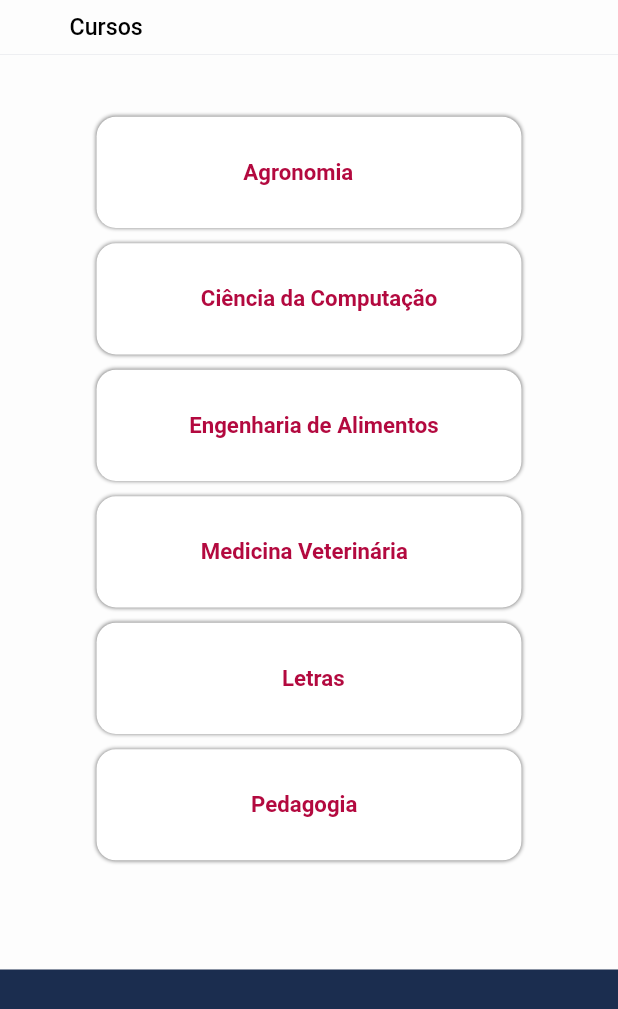
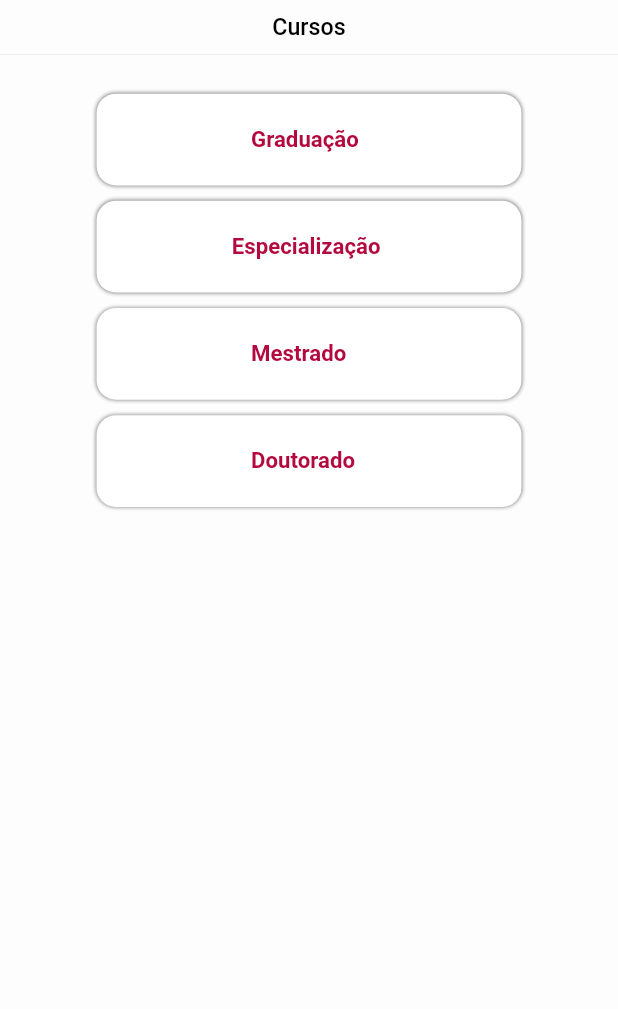
Before and after one commit to lmtsufape/appufape-v2, a Flutter app: the CursosPage screen opened by its route, on a phone screen of 412 x 824 dp. Shown: the top 1009 px of the screen. Run offline on Flutter 3.47's test engine with Material 2 defaults, Android fonts, the phone set to English and light mode, and no system bars; our stand-ins replace device_preview, dio, google_fonts, responsive_framework; missing offline and left inert: qr_code_scanner; Roboto replaces fonts that are missing (Ubuntu).

Commit message:
Cursos page adicionada

```diff
--- a/lib/screens/pages/cursos/cursos_page.dart
+++ b/lib/screens/pages/cursos/cursos_page.dart
@@ -2,6 +2,7 @@ import 'package:flutter/material.dart';
 import 'package:thunderapp/components/utils/horizontal_spacer_box.dart';
 import 'package:thunderapp/components/utils/vertical_spacer_box.dart';
 import 'package:thunderapp/screens/home/home_screen_controller.dart';
+import 'package:thunderapp/screens/screens_index.dart';
 import 'package:thunderapp/shared/constants/app_enums.dart';
 import 'package:thunderapp/shared/constants/style_constants.dart';
 import 'package:provider/provider.dart';
@@ -23,18 +24,18 @@ class _CursosPageState extends State<CursosPage> {
         builder: ((context, controller, child) => Scaffold(
               appBar: AppBar(
                 title: const Text('Cursos', style: kTitle2),
+                centerTitle: true,
                 toolbarOpacity: 0,
-                backgroundColor:kOnSurfaceColor ,
+                backgroundColor: kOnSurfaceColor,
+                automaticallyImplyLeading: true,
               ),
               body: Container(
                 color: kOnSurfaceColor,
                 width: size.width,
                 padding: const EdgeInsets.all(17),
-                child: SingleChildScrollView(
                 child: Column(
                   // ignore: prefer_const_literals_to_create_immutables
                   children: [
-                      const VerticalSpacerBox(size: SpacerSize.large),
                     const VerticalSpacerBox(size: SpacerSize.large),
                     InkWell(
                       child: Row(
@@ -42,224 +43,7 @@ class _CursosPageState extends State<CursosPage> {
                         children: [
                           Container(
                             width: 440,
-                              height: 115,
-                              decoration: BoxDecoration(
-                                color: kBack3,
-                                borderRadius:
-                                    const BorderRadius.all(Radius.circular(20)),
-                                boxShadow: [
-                                  BoxShadow(
-                                    color: kText2.withOpacity(0.5),
-                                    spreadRadius: 0,
-                                    blurRadius: 3,
-                                    offset: const Offset(
-                                        0, 0), // changes position of shadow
-                                  ),
-                                ],
-                              ),
-                              child: Row(
-                                children: const [
-                                  HorizontalSpacerBox(size: SpacerSize.huge),
-                                  HorizontalSpacerBox(size: SpacerSize.huge),
-                                  HorizontalSpacerBox(size: SpacerSize.huge),
-                                  HorizontalSpacerBox(size: SpacerSize.huge),
-                                  HorizontalSpacerBox(size: SpacerSize.large),
-                                  Text(
-                                    'Agronomia',
-                                    style: TextStyle(
-                                        color: kBack1,
-                                        fontSize: 23,
-                                        fontWeight: FontWeight.w700),
-                                    textAlign: TextAlign.center,
-                                  ),
-                                ],
-                              ),
-                            ),
-                          ],
-                        ),
-                        onTap: () {},
-                      ),
-                      const VerticalSpacerBox(size: SpacerSize.medium),
-                      InkWell(
-                        child: Row(
-                          mainAxisAlignment: MainAxisAlignment.center,
-                          children: [
-                            Container(
-                              width: 440,
-                              height: 115,
-                              decoration: BoxDecoration(
-                                color: kBack3,
-                                borderRadius:
-                                    const BorderRadius.all(Radius.circular(20)),
-                                boxShadow: [
-                                  BoxShadow(
-                                    color: kText2.withOpacity(0.5),
-                                    spreadRadius: 0,
-                                    blurRadius: 3,
-                                    offset: const Offset(
-                                        0, 0), // changes position of shadow
-                                  ),
-                                ],
-                              ),
-                              child: Row(
-                                children: const [
-                                  HorizontalSpacerBox(size: SpacerSize.huge),
-                                  HorizontalSpacerBox(size: SpacerSize.huge),
-                                  HorizontalSpacerBox(size: SpacerSize.huge),
-                                  HorizontalSpacerBox(size: SpacerSize.small),
-                                  Text(
-                                    'Ciência da Computação',
-                                    style: TextStyle(
-                                        color: kBack1,
-                                        fontSize: 23,
-                                        fontWeight: FontWeight.w700),
-                                    textAlign: TextAlign.center,
-                                  ),
-                                ],
-                              ),
-                            ),
-                          ],
-                        ),
-                        onTap: () {},
-                      ),
-                      const VerticalSpacerBox(size: SpacerSize.medium),
-                      InkWell(
-                        child: Row(
-                          mainAxisAlignment: MainAxisAlignment.center,
-                          children: [
-                            Container(
-                              width: 440,
-                              height: 115,
-                              decoration: BoxDecoration(
-                                color: kBack3,
-                                borderRadius:
-                                    const BorderRadius.all(Radius.circular(20)),
-                                boxShadow: [
-                                  BoxShadow(
-                                    color: kText2.withOpacity(0.5),
-                                    spreadRadius: 0,
-                                    blurRadius: 3,
-                                    offset: const Offset(
-                                        0, 0), // changes position of shadow
-                                  ),
-                                ],
-                              ),
-                              child: Row(
-                                children: const [
-                                  HorizontalSpacerBox(size: SpacerSize.huge),
-                                  HorizontalSpacerBox(size: SpacerSize.huge),
-                                  HorizontalSpacerBox(size: SpacerSize.huge),
-                                  Text(
-                                    'Engenharia de Alimentos',
-                                    style: TextStyle(
-                                        color: kBack1,
-                                        fontSize: 23,
-                                        fontWeight: FontWeight.w700),
-                                    textAlign: TextAlign.center,
-                                  ),
-                                ],
-                              ),
-                            ),
-                          ],
-                        ),
-                        onTap: () {},
-                      ),
-                      const VerticalSpacerBox(size: SpacerSize.medium),
-                      InkWell(
-                        child: Row(
-                          mainAxisAlignment: MainAxisAlignment.center,
-                          children: [
-                            Container(
-                              width: 440,
-                              height: 115,
-                              decoration: BoxDecoration(
-                                color: kBack3,
-                                borderRadius:
-                                    const BorderRadius.all(Radius.circular(20)),
-                                boxShadow: [
-                                  BoxShadow(
-                                    color: kText2.withOpacity(0.5),
-                                    spreadRadius: 0,
-                                    blurRadius: 3,
-                                    offset: const Offset(
-                                        0, 0), // changes position of shadow
-                                  ),
-                                ],
-                              ),
-                              child: Row(
-                                children: const [
-                                  HorizontalSpacerBox(size: SpacerSize.huge),
-                                  HorizontalSpacerBox(size: SpacerSize.huge),
-                                  HorizontalSpacerBox(size: SpacerSize.huge),
-                                  HorizontalSpacerBox(size: SpacerSize.small),
-                                  Text(
-                                    'Medicina Veterinária',
-                                    style: TextStyle(
-                                        color: kBack1,
-                                        fontSize: 23,
-                                        fontWeight: FontWeight.w700),
-                                    textAlign: TextAlign.center,
-                                  ),
-                                ],
-                              ),
-                            ),
-                          ],
-                        ),
-                        onTap: () {},
-                      ),
-                      const VerticalSpacerBox(size: SpacerSize.medium),
-                      InkWell(
-                        child: Row(
-                          mainAxisAlignment: MainAxisAlignment.center,
-                          children: [
-                            Container(
-                              width: 440,
-                              height: 115,
-                              decoration: BoxDecoration(
-                                color: kBack3,
-                                borderRadius:
-                                    const BorderRadius.all(Radius.circular(20)),
-                                boxShadow: [
-                                  BoxShadow(
-                                    color: kText2.withOpacity(0.5),
-                                    spreadRadius: 0,
-                                    blurRadius: 3,
-                                    offset: const Offset(
-                                        0, 0), // changes position of shadow
-                                  ),
-                                ],
-                              ),
-                              child: Row(
-                                children: const [
-                                  HorizontalSpacerBox(size: SpacerSize.huge),
-                                  HorizontalSpacerBox(size: SpacerSize.huge),
-                                  HorizontalSpacerBox(size: SpacerSize.huge),
-                                  HorizontalSpacerBox(size: SpacerSize.huge),
-                                  HorizontalSpacerBox(size: SpacerSize.huge),
-                                  HorizontalSpacerBox(size: SpacerSize.huge),
-                                  Text(
-                                    'Letras',
-                                    style: TextStyle(
-                                        color: kBack1,
-                                        fontSize: 23,
-                                        fontWeight: FontWeight.w700),
-                                    textAlign: TextAlign.center,
-                                  ),
-                                ],
-                              ),
-                            ),
-                          ],
-                        ),
-                        onTap: () {},
-                      ),
-                      const VerticalSpacerBox(size: SpacerSize.medium),
-                      InkWell(
-                        child: Row(
-                          mainAxisAlignment: MainAxisAlignment.center,
-                          children: [
-                            Container(
-                              width: 440,
-                              height: 115,
+                            height: 95,
                             decoration: BoxDecoration(
                               color: kBack3,
                               borderRadius:
@@ -282,7 +66,7 @@ class _CursosPageState extends State<CursosPage> {
                                 HorizontalSpacerBox(size: SpacerSize.huge),
                                 HorizontalSpacerBox(size: SpacerSize.huge),
                                 Text(
-                                    'Pedagogia',
+                                  'Graduação',
                                   style: TextStyle(
                                       color: kBack1,
                                       fontSize: 23,
@@ -294,7 +78,148 @@ class _CursosPageState extends State<CursosPage> {
                           ),
                         ],
                       ),
-                        onTap: () {},
+                      onTap: () {
+                        Navigator.popAndPushNamed(context, Screens.graduacao);
+                      },
+                    ),
+                    const VerticalSpacerBox(size: SpacerSize.medium),
+                    InkWell(
+                      child: Row(
+                        mainAxisAlignment: MainAxisAlignment.center,
+                        children: [
+                          Container(
+                            width: 440,
+                            height: 95,
+                            decoration: BoxDecoration(
+                              color: kBack3,
+                              borderRadius:
+                                  const BorderRadius.all(Radius.circular(20)),
+                              boxShadow: [
+                                BoxShadow(
+                                  color: kText2.withOpacity(0.5),
+                                  spreadRadius: 0,
+                                  blurRadius: 3,
+                                  offset: const Offset(
+                                      0, 0), // changes position of shadow
+                                ),
+                              ],
+                            ),
+                            child: Row(
+                              children: const [
+                                HorizontalSpacerBox(size: SpacerSize.huge),
+                                HorizontalSpacerBox(size: SpacerSize.huge),
+                                HorizontalSpacerBox(size: SpacerSize.huge),
+                                HorizontalSpacerBox(size: SpacerSize.huge),
+                                HorizontalSpacerBox(size: SpacerSize.small),
+                                Text(
+                                  'Especialização',
+                                  style: TextStyle(
+                                      color: kBack1,
+                                      fontSize: 23,
+                                      fontWeight: FontWeight.w700),
+                                  textAlign: TextAlign.center,
+                                ),
+                              ],
+                            ),
+                          ),
+                        ],
+                      ),
+                      onTap: () {
+                        Navigator.popAndPushNamed(
+                            context, Screens.especializacao);
+                      },
+                    ),
+                    const VerticalSpacerBox(size: SpacerSize.medium),
+                    InkWell(
+                      child: Row(
+                        mainAxisAlignment: MainAxisAlignment.center,
+                        children: [
+                          Container(
+                            width: 440,
+                            height: 95,
+                            decoration: BoxDecoration(
+                              color: kBack3,
+                              borderRadius:
+                                  const BorderRadius.all(Radius.circular(20)),
+                              boxShadow: [
+                                BoxShadow(
+                                  color: kText2.withOpacity(0.5),
+                                  spreadRadius: 0,
+                                  blurRadius: 3,
+                                  offset: const Offset(
+                                      0, 0), // changes position of shadow
+                                ),
+                              ],
+                            ),
+                            child: Row(
+                              children: const [
+                                HorizontalSpacerBox(size: SpacerSize.huge),
+                                HorizontalSpacerBox(size: SpacerSize.huge),
+                                HorizontalSpacerBox(size: SpacerSize.huge),
+                                HorizontalSpacerBox(size: SpacerSize.huge),
+                                HorizontalSpacerBox(size: SpacerSize.huge),
+                                Text(
+                                  'Mestrado',
+                                  style: TextStyle(
+                                      color: kBack1,
+                                      fontSize: 23,
+                                      fontWeight: FontWeight.w700),
+                                  textAlign: TextAlign.center,
+                                ),
+                              ],
+                            ),
+                          ),
+                        ],
+                      ),
+                      onTap: () {
+                        Navigator.popAndPushNamed(context, Screens.mestrado);
+                      },
+                    ),
+                    const VerticalSpacerBox(size: SpacerSize.medium),
+                    InkWell(
+                      child: Row(
+                        mainAxisAlignment: MainAxisAlignment.center,
+                        children: [
+                          Container(
+                            width: 440,
+                            height: 95,
+                            decoration: BoxDecoration(
+                              color: kBack3,
+                              borderRadius:
+                                  const BorderRadius.all(Radius.circular(20)),
+                              boxShadow: [
+                                BoxShadow(
+                                  color: kText2.withOpacity(0.5),
+                                  spreadRadius: 0,
+                                  blurRadius: 3,
+                                  offset: const Offset(
+                                      0, 0), // changes position of shadow
+                                ),
+                              ],
+                            ),
+                            child: Row(
+                              children: const [
+                                HorizontalSpacerBox(size: SpacerSize.huge),
+                                HorizontalSpacerBox(size: SpacerSize.huge),
+                                HorizontalSpacerBox(size: SpacerSize.huge),
+                                HorizontalSpacerBox(size: SpacerSize.huge),
+                                HorizontalSpacerBox(size: SpacerSize.huge),
+                                Text(
+                                  'Doutorado',
+                                  style: TextStyle(
+                                      color: kBack1,
+                                      fontSize: 23,
+                                      fontWeight: FontWeight.w700),
+                                  textAlign: TextAlign.center,
+                                ),
+                              ],
+                            ),
+                          ),
+                        ],
+                      ),
+                      onTap: () {
+                        Navigator.popAndPushNamed(context, Screens.doutorado);
+                      },
                     ),
                     const VerticalSpacerBox(size: SpacerSize.huge),
                     const VerticalSpacerBox(size: SpacerSize.huge),
@@ -302,7 +227,6 @@ class _CursosPageState extends State<CursosPage> {
                   ],
                 ),
               ),
-              ),
             )),
       ),
     );
```
Also changed, not shown: lib/screens/pages/cursos/cursos_controller.dart (deleted). Lines whose indentation alone changed are shown as unchanged.
